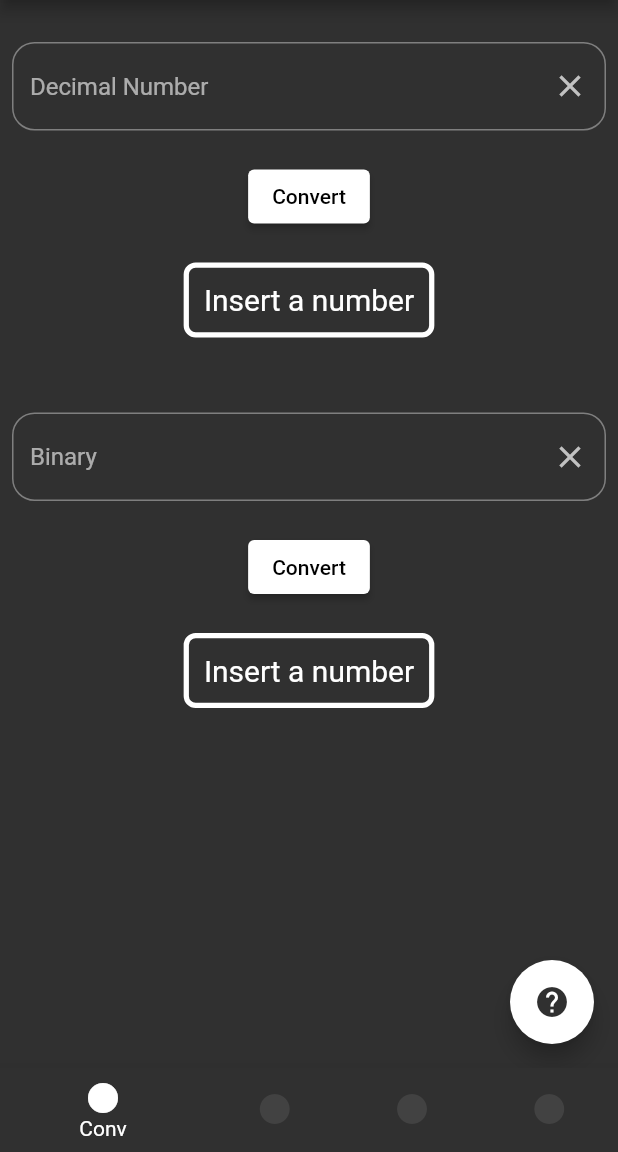
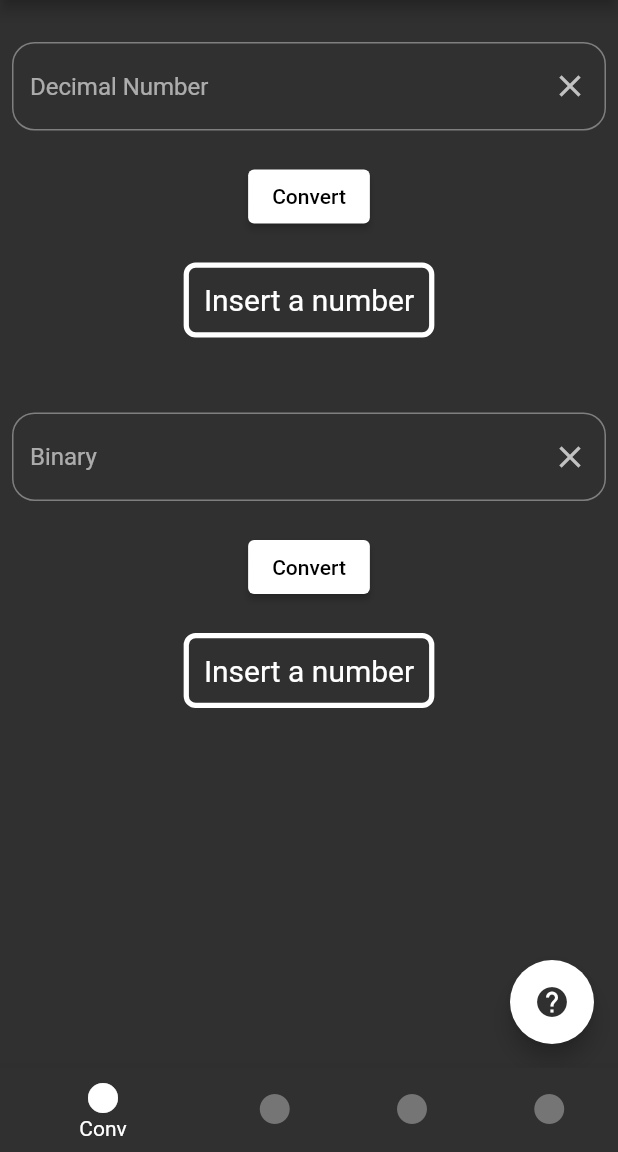
Before and after one commit to nick747/f_bit_calculator, a Flutter app: the screen it shows after launch, on a phone screen of 412 x 824 dp, the part 84-1236 px from its top. Run offline on Flutter 3.47's test engine with Material 2 defaults, Android fonts, the light colour scheme and no system bars; our stand-ins replace google_fonts; Roboto replaces fonts that are missing (Fira Mono).

Commit message:
Fixed Bugs and Errors

```diff
--- a/lib/main.dart
+++ b/lib/main.dart
@@ -60,6 +60,7 @@
         currentIndex: _currentIndex,
         onTap: _onItemTapped,
         selectedItemColor: Colors.white,
+        unselectedItemColor: Colors.grey[600],
         items: const <BottomNavigationBarItem>[
           BottomNavigationBarItem(
             icon: Icon(Icons.circle),
```
